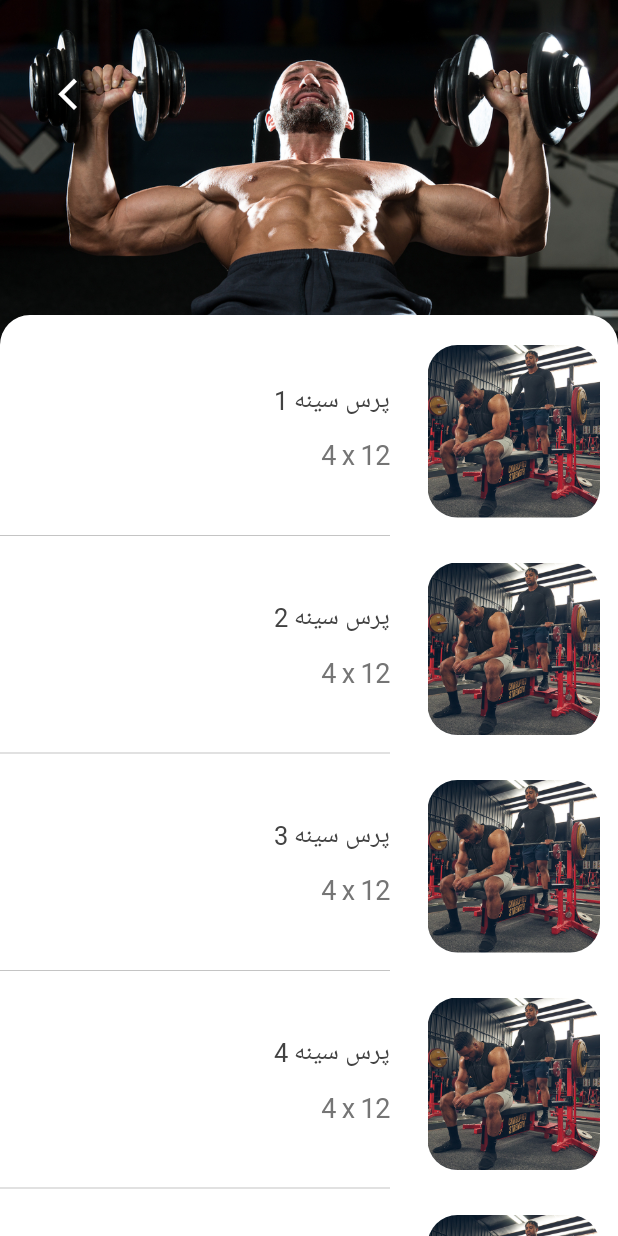
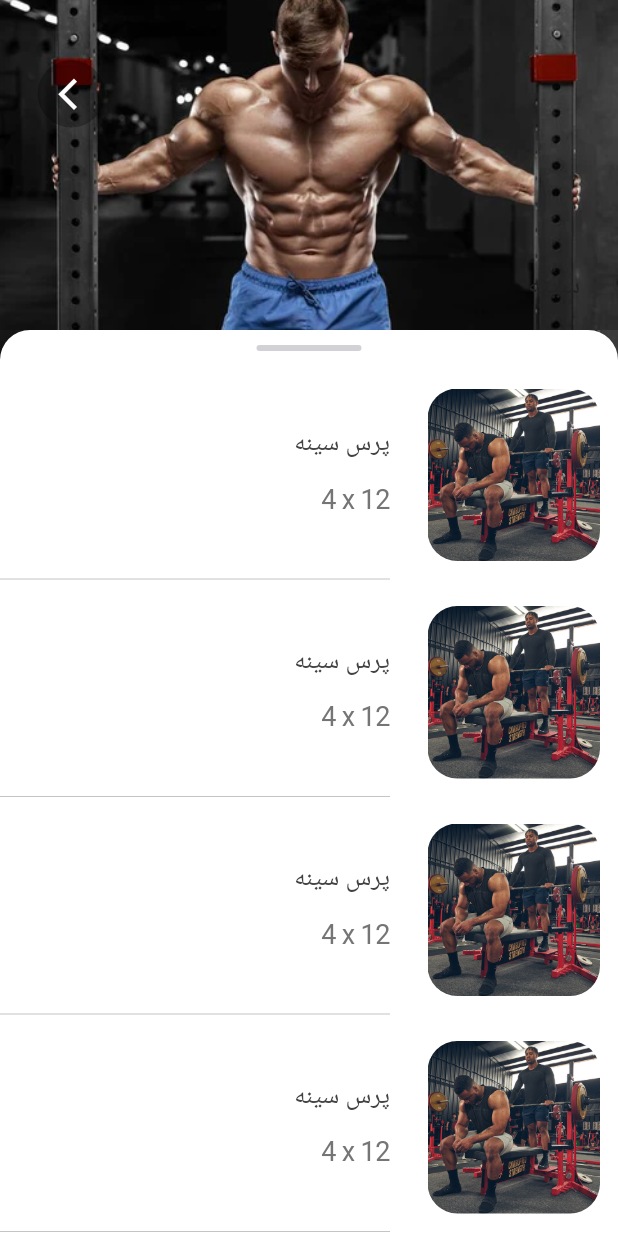
Before and after one commit to parsashu/fitness-app-flutter, a Flutter app: the SectionPage screen opened by its route, on a phone screen of 412 x 824 dp. Run offline on Flutter 3.47's test engine with Material 3 defaults, Android fonts, the phone set to English and light mode, and no system bars; our stand-ins replace firebase_auth, firebase_core, fluentui_system_icons, google_nav_bar, iconsax_plus, image_picker and 1 more; missing offline and left inert: persian_fonts; accounts and stored records are empty.

Commit message:
fix section app bar

```diff
--- /dev/null
+++ b/lib/components/dividers/ios_indicator.dart
@@ -0,0 +1,19 @@
+import 'package:flutter/cupertino.dart';
+
+class IosIndicator extends StatelessWidget {
+  const IosIndicator({super.key});
+
+  @override
+  Widget build(BuildContext context) {
+    return
+        Container(
+      width: 70,
+      height: 4,
+      margin: const EdgeInsets.only(bottom: 10),
+      decoration: BoxDecoration(
+        color: CupertinoColors.systemGrey4,
+        borderRadius: BorderRadius.circular(2),
+      ),
+    );
+  }
+}
--- a/lib/components/pickers/age_picker.dart
+++ b/lib/components/pickers/age_picker.dart
@@ -1,6 +1,7 @@
 // weight_picker_modal.dart
 import 'package:flutter/cupertino.dart';
 import 'package:flutter/services.dart';
+import 'package:improwave/components/dividers/ios_indicator.dart';
 
 class AgePickerModal extends StatefulWidget {
   final int initialAge;
@@ -15,8 +16,8 @@ class AgePickerModal extends StatefulWidget {
   @override
   State<AgePickerModal> createState() => _AgePickerModalState();
 
-  static void show(BuildContext context, int initialAge,
-      ValueChanged<int> onAgeSelected) {
+  static void show(
+      BuildContext context, int initialAge, ValueChanged<int> onAgeSelected) {
     showCupertinoModalPopup(
       context: context,
       builder: (context) => AgePickerModal(
@@ -52,16 +53,8 @@ class _AgePickerModalState extends State<AgePickerModal> {
         top: false,
         child: Column(
           children: [
-            // iOS indicator
-            Container(
-              width: 70,
-              height: 4,
-              margin: const EdgeInsets.only(bottom: 10),
-              decoration: BoxDecoration(
-                color: CupertinoColors.systemGrey4,
-                borderRadius: BorderRadius.circular(2),
-              ),
-            ),
+            // IOS indicator
+            const IosIndicator(),
 
             // Numbers
             Expanded(
--- a/lib/components/pickers/height_picker.dart
+++ b/lib/components/pickers/height_picker.dart
@@ -1,6 +1,7 @@
 // weight_picker_modal.dart
 import 'package:flutter/cupertino.dart';
 import 'package:flutter/services.dart';
+import 'package:improwave/components/dividers/ios_indicator.dart';
 
 class HeightPickerModal extends StatefulWidget {
   final int initialHeight;
@@ -52,16 +53,8 @@ class _WeightPickerModalState extends State<HeightPickerModal> {
         top: false,
         child: Column(
           children: [
-            // iOS indicator
-            Container(
-              width: 70,
-              height: 4,
-              margin: const EdgeInsets.only(bottom: 10),
-              decoration: BoxDecoration(
-                color: CupertinoColors.systemGrey4,
-                borderRadius: BorderRadius.circular(2),
-              ),
-            ),
+            // IOS indicator
+            const IosIndicator(),
 
             // Numbers
             Expanded(
--- a/lib/components/pickers/weight_picker.dart
+++ b/lib/components/pickers/weight_picker.dart
@@ -1,6 +1,7 @@
 // weight_picker_modal.dart
 import 'package:flutter/cupertino.dart';
 import 'package:flutter/services.dart';
+import 'package:improwave/components/dividers/ios_indicator.dart';
 
 class WeightPickerModal extends StatefulWidget {
   final int initialWeight;
@@ -52,16 +53,8 @@ class _WeightPickerModalState extends State<WeightPickerModal> {
         top: false,
         child: Column(
           children: [
-            // iOS indicator
-            Container(
-              width: 70,
-              height: 4,
-              margin: const EdgeInsets.only(bottom: 10),
-              decoration: BoxDecoration(
-                color: CupertinoColors.systemGrey4,
-                borderRadius: BorderRadius.circular(2),
-              ),
-            ),
+            // IOS indicator
+            const IosIndicator(),
 
             // Numbers
             Expanded(
--- a/lib/main.dart
+++ b/lib/main.dart
@@ -55,7 +55,7 @@ class MainApp extends StatelessWidget {
           return Consumer<ThemeProvider>(
             builder: (context, themeProvider, child) {
               return MaterialApp(
-                home: const MainPage(), // Home
+                home: const SectionPage(), // Home
                 theme: Provider.of<ThemeProvider>(context).themeData,
                 routes: {
                   '/main': (context) => const MainPage(),
--- a/lib/pages/workout_pages/section_page.dart
+++ b/lib/pages/workout_pages/section_page.dart
@@ -1,6 +1,8 @@
 import 'package:flutter/material.dart';
 import 'package:improwave/components/buttons/floating_back_button.dart';
 import 'package:improwave/components/containers/workout_containers/workout_view.dart';
+import 'package:improwave/components/dividers/ios_indicator.dart';
+import 'package:persian_fonts/persian_fonts.dart';
 
 class SectionPage extends StatelessWidget {
   const SectionPage({super.key});
@@ -9,27 +11,63 @@ class SectionPage extends StatelessWidget {
   Widget build(BuildContext context) {
     return Scaffold(
       extendBodyBehindAppBar: true,
-      backgroundColor: Colors.white,
+      backgroundColor: Colors.black,
       body: Stack(
         children: [
-          Image.asset(
-            'assets/images/workout/chest_workout.png',
-            fit: BoxFit.cover,
-            height: 300,
-            width: double.infinity,
+          // Background image fixed
+          Padding(
+            padding: const EdgeInsets.only(top: 100),
+            child: Image.asset(
+              'assets/images/workout/chest_workout2.png',
+              fit: BoxFit.cover,
+              height: 300,
+              width: double.infinity,
+            ),
           ),
           CustomScrollView(
             slivers: <Widget>[
-              const SliverAppBar(
+              // App bar
+              SliverAppBar(
                 elevation: 0,
-                expandedHeight: 210.0,
+                expandedHeight: 220.0,
                 surfaceTintColor: Colors.transparent,
                 floating: false,
                 pinned: true,
+                stretch: true,
                 backgroundColor: Colors.transparent,
                 automaticallyImplyLeading: false,
-                leading: SizedBox.shrink(),
+                collapsedHeight: 0,
+                toolbarHeight: 0,
+                flexibleSpace: FlexibleSpaceBar(
+                  background: Stack(
+                    children: [
+                      // Background image
+                      Positioned.fill(
+                        child: Image.asset(
+                          'assets/images/workout/chest_workout2.png',
+                          fit: BoxFit.cover,
+                        ),
+                      ),
+
+                      // Title
+                      Positioned(
+                        bottom: 15,
+                        right: 25,
+                        child: Text(
+                          'سینه',
+                          style: PersianFonts.Vazir.copyWith(
+                            color: Colors.white,
+                            fontSize: 36,
+                            fontWeight: FontWeight.bold,
+                          ),
+                        ),
+                      )
+                    ],
+                  ),
+                ),
               ),
+
+              // Body
               SliverToBoxAdapter(
                 child: Container(
                   decoration: const BoxDecoration(
@@ -38,16 +76,24 @@ class SectionPage extends StatelessWidget {
                       top: Radius.circular(20),
                     ),
                   ),
-                  child: Padding(
-                    padding: const EdgeInsets.only(top: 20, right: 20),
-                    child: Column(
-                      children: List.generate(
+                  child: Column(
+                    children: [
+                      const SizedBox(height: 10),
+
+                      // IOS indicator
+                      const IosIndicator(),
+
+                      const SizedBox(height: 15),
+
+                      // Workout list
+                      ...List.generate(
                         10,
                         (index) {
                           return Padding(
-                            padding: const EdgeInsets.only(bottom: 5),
+                            padding:
+                                const EdgeInsets.only(bottom: 5, right: 20),
                             child: WorkoutView(
-                              title: 'پرس سینه ${index + 1}',
+                              title: 'پرس سینه',
                               imagePath:
                                   'assets/images/workout/chest_workout6.png',
                               sets: '4 x 12',
@@ -56,12 +102,13 @@ class SectionPage extends StatelessWidget {
                           );
                         },
                       ),
-                    ),
+                    ],
                   ),
                 ),
               ),
             ],
           ),
+          // Back button
           const Positioned(
             top: 40,
             left: 25,
```
